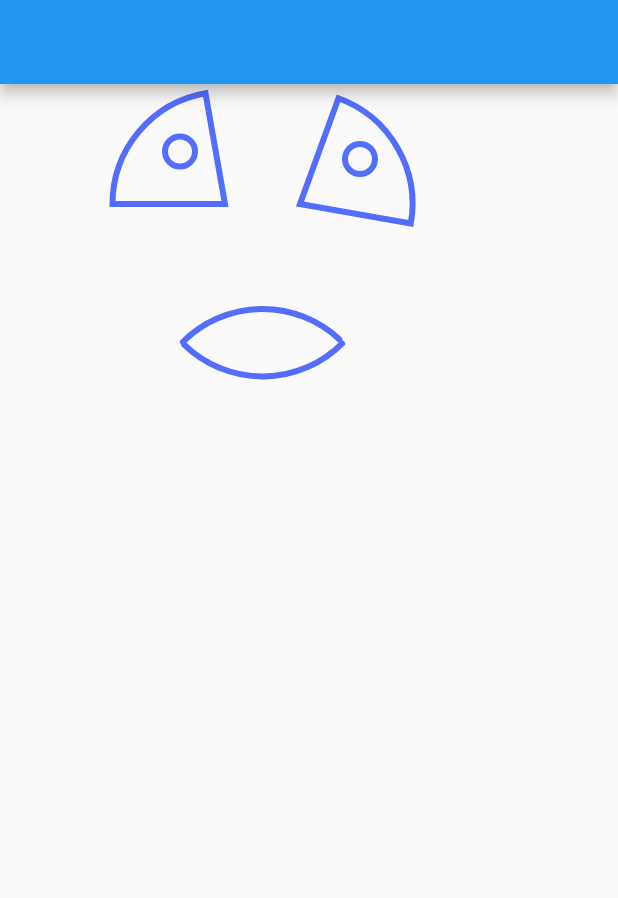
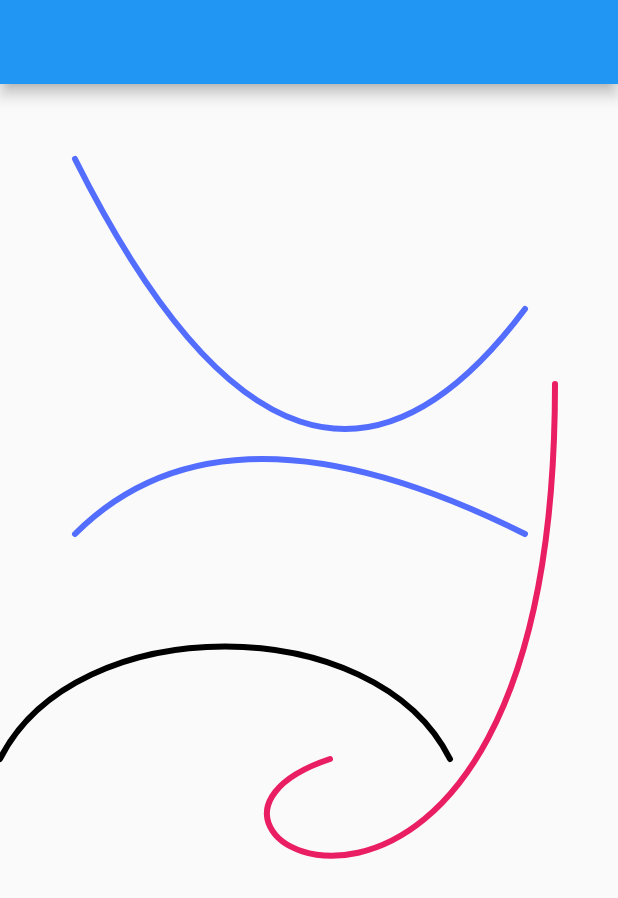
Before and after one commit to rabindra2049/Flutter-Practice, a Flutter app: the screen it shows after launch, on a phone screen of 412 x 824 dp. Shown: the top 898 px of the screen. Run offline on Flutter 3.47's test engine with Material 2 defaults, Android fonts, the phone set to English and light mode, and no system bars.

Commit message:
Practice on Bezier curves

```diff
--- /dev/null
+++ b/Flutter Canvas/canvasproject/lib/example4/bezier_curves.dart
@@ -0,0 +1,69 @@
+import 'package:flutter/material.dart';
+import 'dart:math' as math;
+
+
+class BezierCurveScreen extends StatefulWidget {
+  const BezierCurveScreen({Key? key}) : super(key: key);
+
+  @override
+  State<BezierCurveScreen> createState() => _BezierCurveScreenState();
+}
+
+class _BezierCurveScreenState extends State<BezierCurveScreen> {
+  @override
+  Widget build(BuildContext context) {
+    return Scaffold(
+      appBar: AppBar(),
+      body: SingleChildScrollView(
+        child: Container(
+          child: CustomPaint(
+            painter: BezierCurvePainter(),
+            child: Container(),
+          ),
+        ),
+      ),
+    );
+  }
+}
+
+class BezierCurvePainter extends CustomPainter {
+  @override
+  void paint(Canvas canvas, Size size) {
+    var paint = Paint()
+      ..strokeWidth = 4
+      ..strokeCap = StrokeCap.round
+      ..color = Colors.indigoAccent
+      ..style = PaintingStyle.stroke;
+
+    //Quadratic Bezier
+    final qCurve1 = Path()
+    ..moveTo(50, 300)
+    ..relativeQuadraticBezierTo(100, -100, 300, 0);
+    canvas.drawPath(qCurve1, paint);
+
+
+    final qCurve2 = Path()
+      ..moveTo(50, 50)
+      ..relativeQuadraticBezierTo(150, 300, 300, 100);
+    canvas.drawPath(qCurve2, paint);
+
+    // Cubic Bézier
+    final cCurve1 = Path()
+      ..moveTo(0, 450)
+      ..relativeCubicTo(50, -100, 250, -100, 300, 0);
+    canvas.drawPath(cCurve1, paint..color = Colors.black);
+
+    final cCurve2 = Path()
+      ..moveTo(370, 200)
+      ..relativeCubicTo(0, 450, -300, 300, -150, 250);
+    canvas.drawPath(cCurve2, paint..color = Colors.pink);
+  }
+
+  double degreesToRadians(double degrees) {
+    return degrees * (math.pi / 180.0);
+  }
+  @override
+  bool shouldRepaint(covariant CustomPainter oldDelegate) {
+    return false;
+  }
+}
--- a/Flutter Canvas/canvasproject/lib/main.dart
+++ b/Flutter Canvas/canvasproject/lib/main.dart
@@ -1,5 +1,6 @@
 import 'package:canvasproject/example2/circle.dart';
 import 'package:canvasproject/example3/arc_curve.dart';
+import 'package:canvasproject/example4/bezier_curves.dart';
 import 'package:flutter/material.dart';
 
 void main() {
@@ -16,7 +17,7 @@ class MyApp extends StatelessWidget {
       theme: ThemeData(
         primarySwatch: Colors.blue,
       ),
-      home: const ArcCurveScreen(),
+      home: const BezierCurveScreen(),
     );
   }
 }
```
